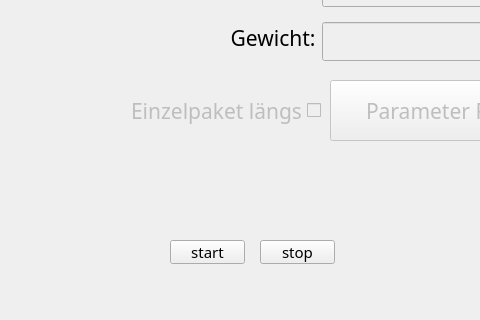
This is ui_files/MainWindow.ui in Snupai/MultipackParser as Qt 5 draws it before an edit; both pictures show x 0 to 480 and y 230 to 550 of the 1280 by 720 pixel window. The edited form follows.
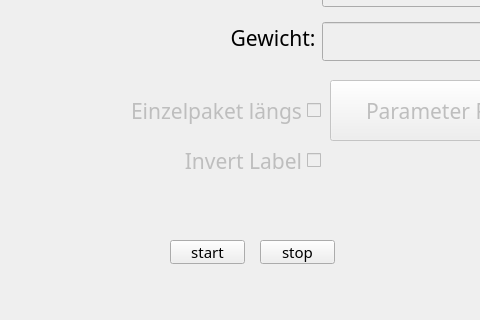
This is the edited form. The open tabs and pages were chosen to show the change. Icons and pictures are not drawn.

Commit message:
Update MainWindow UI to include Invert Label checkbox and reset current index
- Added a new checkbox labeled "Invert Label" to the MainMenu for user interaction.
- Set the checkbox to be disabled by default and configured its properties for layout and appearance.
- Reset the current index of the stacked widget to 0 for initial display adjustments.

```diff
--- a/ui_files/MainWindow.ui
+++ b/ui_files/MainWindow.ui
@@ -723,6 +723,34 @@
       <string>Experimental</string>
      </property>
     </widget>
+    <widget class="QCheckBox" name="checkBoxLabelInvert">
+     <property name="enabled">
+      <bool>false</bool>
+     </property>
+     <property name="geometry">
+      <rect>
+       <x>70</x>
+       <y>360</y>
+       <width>251</width>
+       <height>61</height>
+      </rect>
+     </property>
+     <property name="font">
+      <font>
+       <family>RobotoMono Nerd Font</family>
+       <pointsize>16</pointsize>
+      </font>
+     </property>
+     <property name="cursor">
+      <cursorShape>PointingHandCursor</cursorShape>
+     </property>
+     <property name="layoutDirection">
+      <enum>Qt::RightToLeft</enum>
+     </property>
+     <property name="text">
+      <string>Invert Label</string>
+     </property>
+    </widget>
     <zorder>checkBoxEinzelpaket</zorder>
     <zorder>ButtonDatenSenden</zorder>
     <zorder>ButtonOpenParameterRoboter</zorder>
```
Left out of the diff: 3 changed lines with no effect on the pictures. The commit also changes 1 other file.
